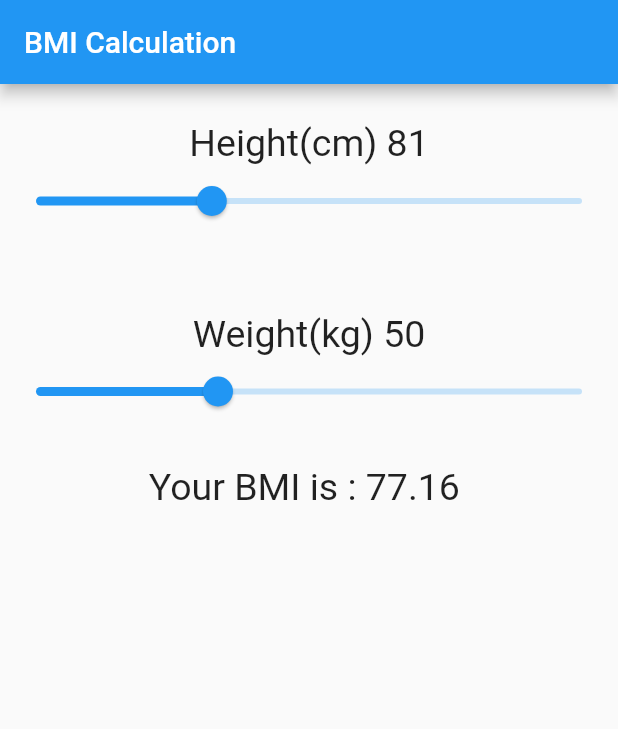
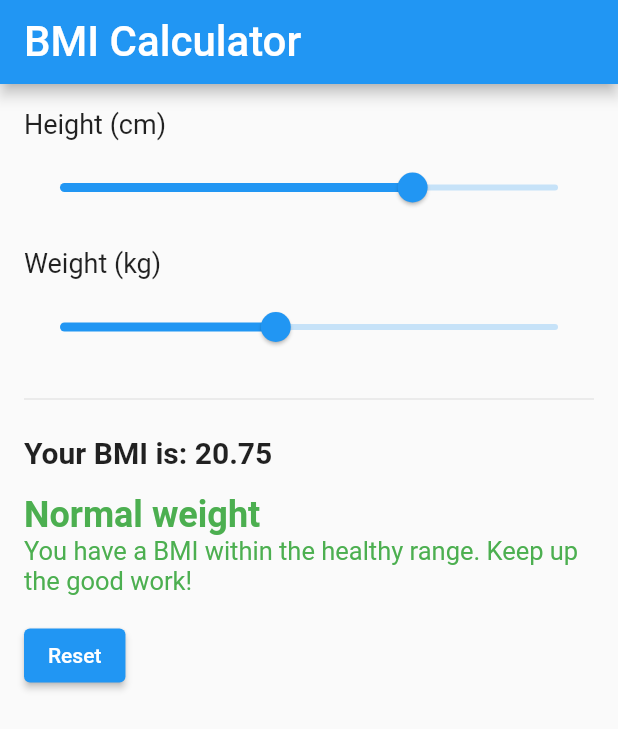
Before and after one commit to hereisSwapnil/BMI-Calculator, a Flutter app: the screen it shows after launch, on a phone screen of 412 x 824 dp. Shown: the top 729 px of the screen. Run offline on Flutter 3.47's test engine with Material 2 defaults, Android fonts, the phone set to English and light mode, and no system bars.

Commit message:
Improved UI

```diff
--- a/lib/main.dart
+++ b/lib/main.dart
@@ -4,35 +4,82 @@ void main() {
   runApp(const MyApp());
 }
 
-double height = 80.5;
-double weight = 50;
+String getHealthStatus(double bmi) {
+  if (bmi < 18.5) {
+    return "Underweight";
+  } else if (bmi < 25) {
+    return "Normal weight";
+  } else if (bmi < 30) {
+    return "Overweight";
+  } else {
+    return "Obese";
+  }
+}
 
-double onChanged = 5;
+Color getHealthStatusColor(double bmi) {
+  if (bmi < 18.5) {
+    return Colors.blue;
+  } else if (bmi < 25) {
+    return Colors.green;
+  } else if (bmi < 30) {
+    return Colors.orange;
+  } else {
+    return Colors.red;
+  }
+}
+
+String getHealthStatusExplanation(String healthStatus) {
+  switch (healthStatus) {
+    case "Underweight":
+      return "You have a BMI below the healthy range. This may indicate that you are not getting enough nutrients or that you have an underlying medical condition.";
+    case "Normal weight":
+      return "You have a BMI within the healthy range. Keep up the good work!";
+    case "Overweight":
+      return "You have a BMI above the healthy range. This may indicate that you are at an increased risk for certain health conditions such as heart disease, high blood pressure, and diabetes. It is recommended that you speak with a healthcare provider to determine the best course of action for improving your health.";
+    case "Obese":
+      return "You have a BMI that is significantly above the healthy range. This may indicate that you are at a high risk for developing serious health conditions such as heart disease, stroke, and certain types of cancer. It is recommended that you speak with a healthcare provider to determine the best course of action for improving your health.";
+    default:
+      return "";
+  }
+}
 
 // shortcut - "stl"
 class MyApp extends StatefulWidget {
-  const MyApp({super.key});
+  const MyApp({Key? key}) : super(key: key);
 
   @override
   State<MyApp> createState() => _MyAppState();
 }
 
 class _MyAppState extends State<MyApp> {
+  double height = 177;
+  double weight = 65;
+
   @override
   Widget build(BuildContext context) {
+    final bmi = weight * 10000 / (height * height);
+    final healthStatus = getHealthStatus(bmi);
+    final healthStatusColor = getHealthStatusColor(bmi);
+
     return MaterialApp(
+      debugShowCheckedModeBanner: false,
       home: Scaffold(
         appBar: AppBar(
-          title: const Text("BMI Calculation"),
+          title: const Text(
+            "BMI Calculator",
+            style: TextStyle(fontSize: 28),
           ),
-        body: Column(children: [
-          const SizedBox(
-            height: 25,
         ),
-          Text(
-            "Height(cm) ${height.round()}",
-            style: const TextStyle(fontSize: 25),
+        body: Padding(
+          padding: const EdgeInsets.all(16),
+          child: Column(
+            crossAxisAlignment: CrossAxisAlignment.start,
+            children: [
+              const Text(
+                "Height (cm)",
+                style: TextStyle(fontSize: 18),
               ),
+              const SizedBox(height: 8),
               Slider(
                 min: 0,
                 max: 250,
@@ -41,14 +88,15 @@ class _MyAppState extends State<MyApp> {
                   setState(() {
                     height = value;
                   });
-              }),
-          const SizedBox(
-            height: 50,
+                },
+                label: height.round().toString(),
               ),
-          Text(
-            "Weight(kg) ${weight.round()}",
-            style: const TextStyle(fontSize: 25),
+              const SizedBox(height: 16),
+              const Text(
+                "Weight (kg)",
+                style: TextStyle(fontSize: 18),
               ),
+              const SizedBox(height: 8),
               Slider(
                 min: 0,
                 max: 150,
@@ -57,15 +105,43 @@ class _MyAppState extends State<MyApp> {
                   setState(() {
                     weight = value;
                   });
-              }),
-          const SizedBox(
-            height: 25,
+                },
+                label: weight.round().toString(),
+              ),
+              const SizedBox(height: 16),
+              const Divider(),
+              const SizedBox(height: 16),
+              Text(
+                "Your BMI is: ${bmi.toStringAsFixed(2)}",
+                style:
+                    const TextStyle(fontSize: 20, fontWeight: FontWeight.bold),
+              ),
+              const SizedBox(height: 16),
+              Text(
+                healthStatus,
+                style: TextStyle(
+                  fontSize: 24,
+                  fontWeight: FontWeight.bold,
+                  color: healthStatusColor,
+                ),
               ),
               Text(
-            "Your BMI is : ${(weight * 10000 / (height * height)).toStringAsFixed(2)} ",
-            style: const TextStyle(fontSize: 25),
-          )
-        ]),
+                getHealthStatusExplanation(healthStatus),
+                style: TextStyle(fontSize: 17, color: healthStatusColor),
+              ),
+              const SizedBox(height: 16),
+              ElevatedButton(
+                child: const Text("Reset"),
+                onPressed: () {
+                  setState(() {
+                    height = 177;
+                    weight = 65;
+                  });
+                },
+              ),
+            ],
+          ),
+        ),
       ),
     );
   }
```
Lines whose indentation alone changed are shown as unchanged.
